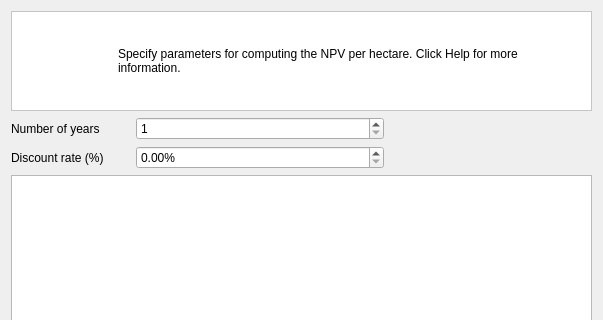
Above: src/cplus_plugin/ui/financial_pwl_dialog.ui from ConservationInternational/cplus-plugin before the change; both pictures show x 0 to 603 and y 0 to 320 of the 603 by 501 pixel window. Below: the same form after it.
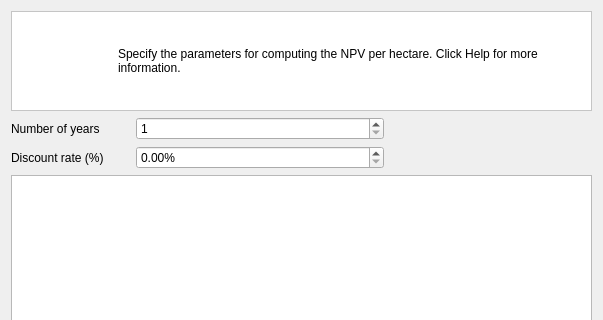
That is the form after the change.

Commit message: Add financial value formatter.

```diff
--- a/src/cplus_plugin/ui/financial_pwl_dialog.ui
+++ b/src/cplus_plugin/ui/financial_pwl_dialog.ui
@@ -66,7 +66,7 @@
       <item>
        <widget class="QLabel" name="label_123">
         <property name="text">
-         <string>&lt;html&gt;&lt;head/&gt;&lt;body&gt;&lt;p&gt;Specify parameters for computing the NPV per hectare. Click Help for more information.&lt;/p&gt;&lt;/body&gt;&lt;/html&gt;</string>
+         <string>&lt;html&gt;&lt;head/&gt;&lt;body&gt;&lt;p&gt;Specify the parameters for computing the NPV per hectare. Click Help for more information.&lt;/p&gt;&lt;/body&gt;&lt;/html&gt;</string>
         </property>
         <property name="wordWrap">
          <bool>true</bool>
```
The commit also changes 1 other file.
